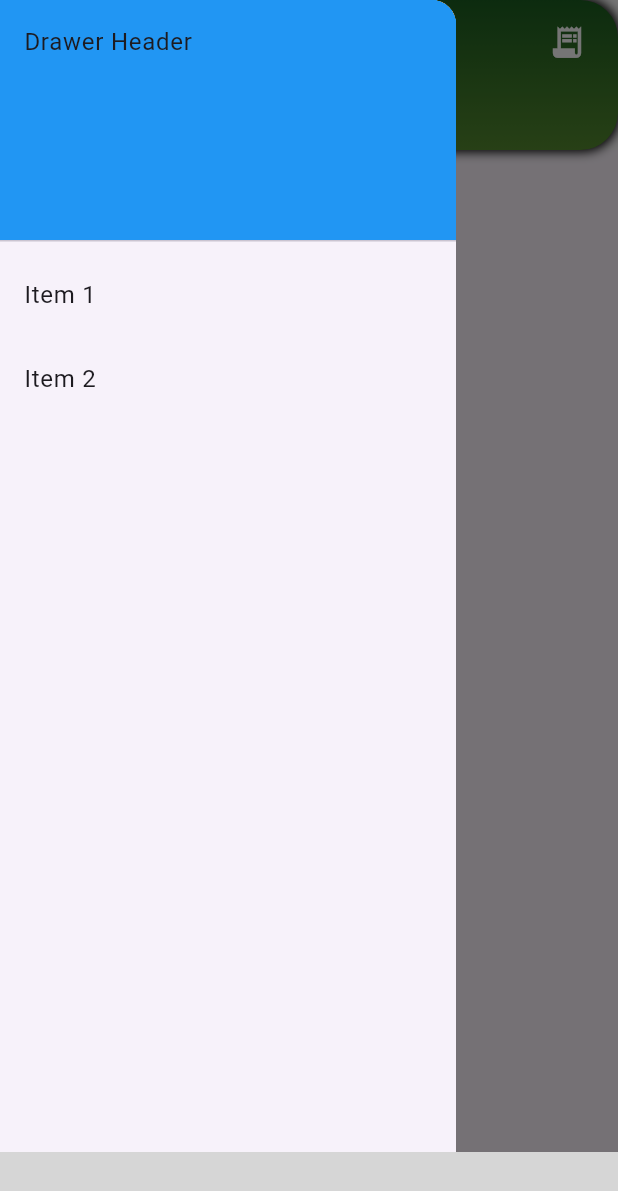
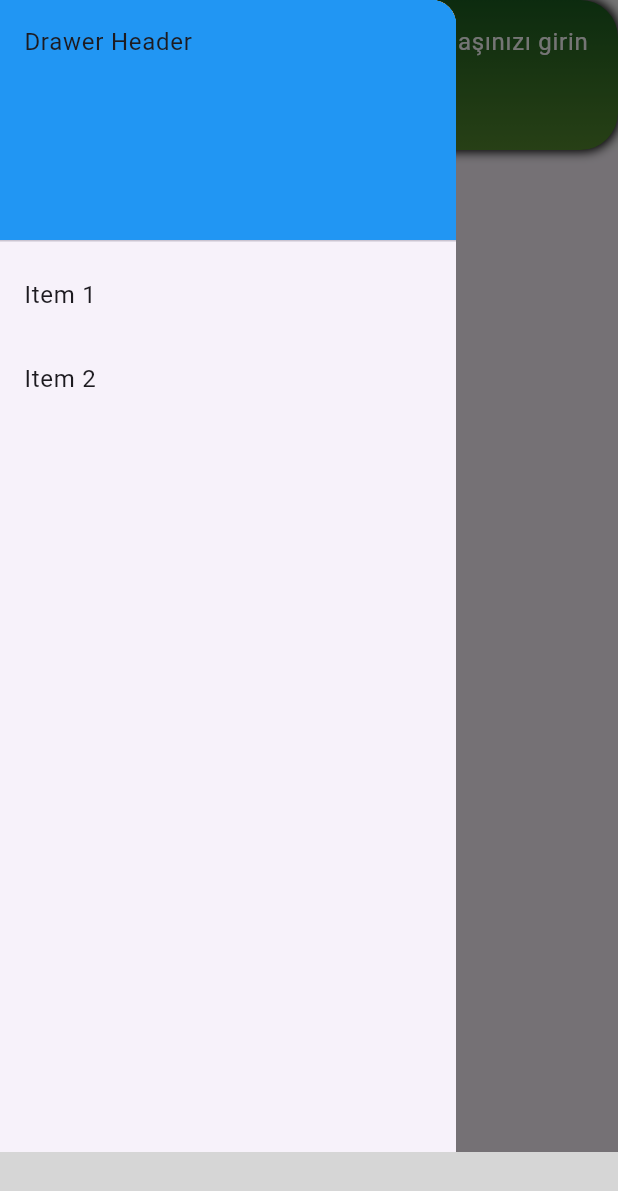
Before and after one commit to bekirglr/flutter-finance_Tracking, a Flutter app: the screen it shows after launch, with the side drawer open, on a phone screen of 412 x 824 dp. Shown: the top 1191 px of the screen. Run offline on Flutter 3.47's test engine with Material 3 defaults, Android fonts, the phone set to English and light mode, and no system bars; our stand-ins replace sqflite; missing offline and left inert: bottom_bar_with_sheet; accounts and stored records are empty; statements that could not run were skipped; grey boxes are pictures that could not be loaded.

Commit message:
UI improvements have been made

```diff
--- a/lib/screens/home_screen.dart
+++ b/lib/screens/home_screen.dart
@@ -9,6 +9,14 @@ class HomePage extends StatefulWidget {
 }
 
 class _HomePageState extends State<HomePage> {
+  final TextEditingController _salaryController = TextEditingController();
+
+  @override
+  void dispose() {
+    _salaryController.dispose();
+    super.dispose();
+  }
+
   @override
   Widget build(BuildContext context) {
     return Scaffold(
@@ -19,7 +27,7 @@ class _HomePageState extends State<HomePage> {
           foregroundColor: Colors.white,
           centerTitle: true,
           title: const Text(
-            'Ana Sayfa',
+            'Bakiye',
             style: TextStyle(color: Colors.white),
           ),
           shape: RoundedRectangleBorder(
@@ -35,7 +43,24 @@ class _HomePageState extends State<HomePage> {
                     size: 25,
                     color: Colors.white,
                   )),
-            )
+            ),
+            SizedBox(
+              width: 150, // Or any other width that fits your design
+              child: TextField(
+                controller: _salaryController,
+                keyboardType: TextInputType.number,
+                decoration: InputDecoration(
+                  hintText: 'Maaşınızı girin',
+                  hintStyle: TextStyle(color: Colors.white),
+                  border: InputBorder.none,
+                ),
+                style: TextStyle(color: Colors.white),
+                textAlign: TextAlign.center,
+                onChanged: (value) {
+                  // You can add any necessary logic here when salary changes
+                },
+              ),
+            ),
           ],
           flexibleSpace: Container(
             decoration: BoxDecoration(
@@ -80,7 +105,7 @@ class _HomePageState extends State<HomePage> {
           ],
         ),
       ),
-      body: const DraggableSheetPanel(),
+      body: DraggableSheetPanel(),
     );
   }
 }
--- a/lib/widgets/draggablesheet_panel.dart
+++ b/lib/widgets/draggablesheet_panel.dart
@@ -3,7 +3,7 @@ import '../data/db_helper.dart';
 import 'package:bottom_bar_with_sheet/bottom_bar_with_sheet.dart';
 
 class DraggableSheetPanel extends StatefulWidget {
-  const DraggableSheetPanel({Key? key});
+  const DraggableSheetPanel({super.key});
 
   @override
   State<DraggableSheetPanel> createState() => _DraggableSheetPanelState();
@@ -14,14 +14,10 @@ class _DraggableSheetPanelState extends State<DraggableSheetPanel> {
   double amount = 0.0;
   String description = '';
 
-  List<Transaction> transactions = [];
-
   @override
   Widget build(BuildContext context) {
     return Scaffold(
       bottomNavigationBar: BottomBarWithSheet(
-        autoClose: true,
-        curve: Curves.easeOut,
         controller: _bottomBarController,
         bottomBarTheme: const BottomBarTheme(
           decoration: BoxDecoration(
@@ -35,9 +31,10 @@ class _DraggableSheetPanelState extends State<DraggableSheetPanel> {
                   offset: Offset(0, 1),
                 )
               ]),
+          itemIconColor: Colors.grey,
         ),
         items: const [
-          BottomBarWithSheetItem(icon: Icons.assessment, label: "Gelir"),
+          BottomBarWithSheetItem(icon: Icons.trending_up, label: "Gelir"),
           BottomBarWithSheetItem(icon: Icons.trending_down, label: "Gider"),
         ],
         sheetChild: Padding(
@@ -45,6 +42,27 @@ class _DraggableSheetPanelState extends State<DraggableSheetPanel> {
           child: Column(
             crossAxisAlignment: CrossAxisAlignment.stretch,
             children: [
+              ButtonBar(
+                alignment: MainAxisAlignment.center,
+                children: <Widget>[
+                  TextButton(
+                    onPressed: () => {},
+                    child: Text(
+                      "Tutar ekle",
+                      style: TextStyle(color: Colors.white),
+                    ),
+                    style: TextButton.styleFrom(backgroundColor: Colors.green),
+                  ),
+                  TextButton(
+                    onPressed: () => {},
+                    child: Text(
+                      "Tutar çıkar",
+                      style: TextStyle(color: Colors.white),
+                    ),
+                    style: TextButton.styleFrom(backgroundColor: Colors.green),
+                  )
+                ],
+              ),
               TextField(
                 keyboardType:
                     const TextInputType.numberWithOptions(decimal: true),
@@ -70,39 +88,17 @@ class _DraggableSheetPanelState extends State<DraggableSheetPanel> {
               ),
               const SizedBox(height: 20.0),
               ElevatedButton(
-                onPressed: () async {
-                  final newTransaction = Transaction(
-                    id: 0,
-                    amount: amount,
-                    description: description,
-                    date: DateTime.now().toString(),
-                  );
-
-                  await DbHelper.instance.insertTransaction(
-                    newTransaction.amount,
-                    newTransaction.description,
-                    newTransaction.date,
-                  );
-
-                  final updatedTransactions =
-                      await DbHelper.instance.getTransactions();
-                  setState(() {
-                    transactions = updatedTransactions;
-                  });
-
-                  // Bildirim göster
-                  ScaffoldMessenger.of(context).showSnackBar(
-                    const SnackBar(
-                      content: Text('Transaction added successfully!'),
-                      duration: Duration(seconds: 2),
+                onPressed: () {
+                  // Yeni işlemi ekranından geri dönüş olarak gönder
+                  Navigator.pop(
+                    context,
+                    Transaction(
+                      id: 0, // Bu kısmı gerekli gördüğünüz şekilde düzenleyin
+                      amount: amount,
+                      description: description,
+                      date: DateTime.now().toString(),
                     ),
                   );
-
-                  // Amount ve description alanlarını sıfırla
-                  setState(() {
-                    amount = 0.0;
-                    description = '';
-                  });
                 },
                 child: const Text('Save'),
               ),
@@ -110,38 +106,6 @@ class _DraggableSheetPanelState extends State<DraggableSheetPanel> {
           ),
         ),
       ),
-      body: Column(
-        children: [
-          const SizedBox(height: 20.0),
-          Text(
-            'Transactions',
-            style: TextStyle(fontSize: 20.0, fontWeight: FontWeight.bold),
-          ),
-          Expanded(
-            child: ListView.builder(
-              itemCount: transactions.length,
-              itemBuilder: (context, index) {
-                final transaction = transactions[index];
-                return ListTile(
-                  title: Text('Amount: ${transaction.amount.toString()}'),
-                  subtitle: Text('Description: ${transaction.description}'),
-                  trailing: IconButton(
-                    icon: const Icon(Icons.delete),
-                    onPressed: () async {
-                      await DbHelper.instance.deleteTransaction(transaction.id);
-                      final updatedTransactions =
-                          await DbHelper.instance.getTransactions();
-                      setState(() {
-                        transactions = updatedTransactions;
-                      });
-                    },
-                  ),
-                );
-              },
-            ),
-          ),
-        ],
-      ),
     );
   }
 }
```
